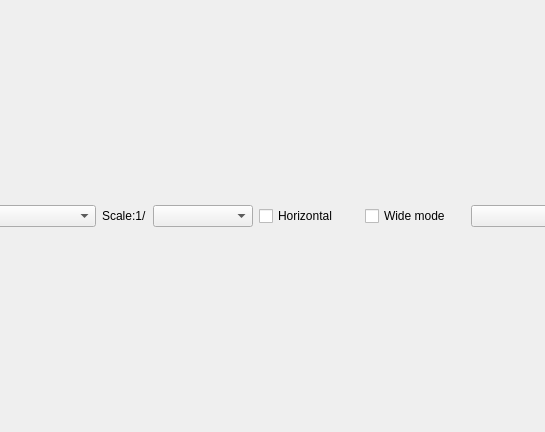
The window that ezprinter_dockwidget_base.ui (Kanahiro/EZPrinter) describes before a commit, drawn with Qt 5; both pictures show x 195 to 740 and y 0 to 432 of the 957 by 432 pixel window.
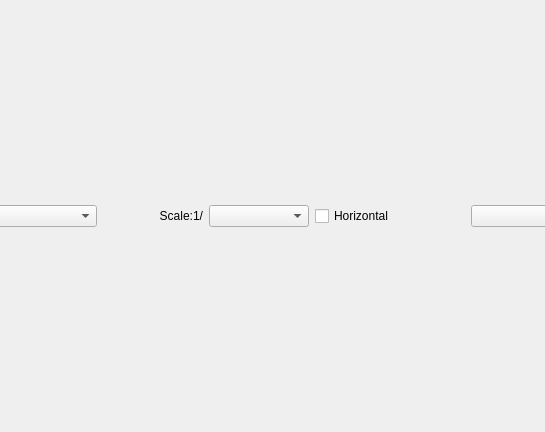
The same window after the commit.

What changed in the file:
```diff
--- a/ezprinter_dockwidget_base.ui
+++ b/ezprinter_dockwidget_base.ui
@@ -35,16 +35,25 @@
           <verstretch>0</verstretch>
          </sizepolicy>
         </property>
+        <property name="maximumSize">
+         <size>
+          <width>100</width>
+          <height>16777215</height>
+         </size>
+        </property>
         <property name="text">
          <string>Scale:1/</string>
         </property>
+        <property name="alignment">
+         <set>Qt::AlignRight|Qt::AlignTrailing|Qt::AlignVCenter</set>
+        </property>
        </widget>
       </item>
       <item row="1" column="4">
        <widget class="QCheckBox" name="horizontalCheckBox">
         <property name="maximumSize">
          <size>
-          <width>100</width>
+          <width>150</width>
           <height>16777215</height>
          </size>
         </property>
@@ -63,19 +72,6 @@
       <item row="1" column="1">
        <widget class="QComboBox" name="papersComboBox"/>
       </item>
-      <item row="1" column="5">
-       <widget class="QCheckBox" name="wideModeCheckBox">
-        <property name="maximumSize">
-         <size>
-          <width>100</width>
-          <height>16777215</height>
-         </size>
-        </property>
-        <property name="text">
-         <string>Wide mode</string>
-        </property>
-       </widget>
-      </item>
      </layout>
     </item>
    </layout>
```
Left out of the diff: 2 changed lines with no effect on the pictures.
